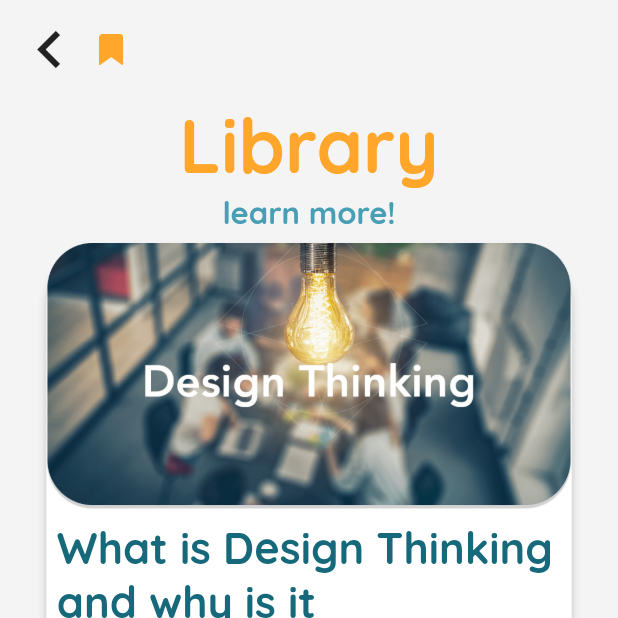
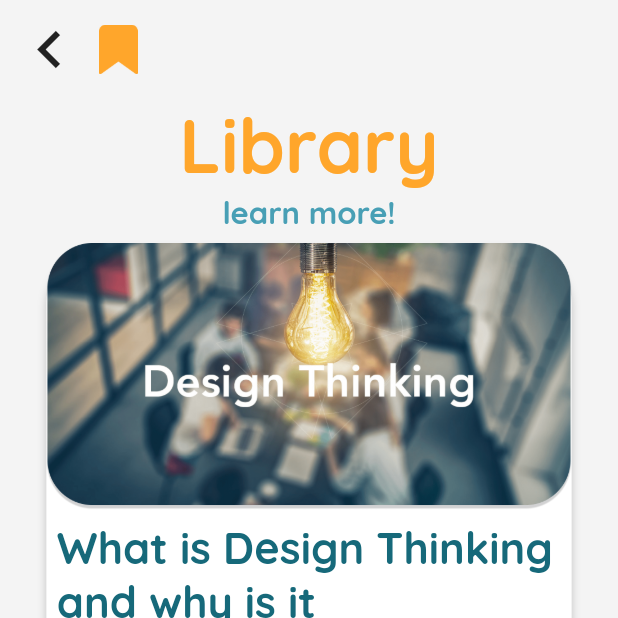
Before and after one commit to ShubhKanodia/LNF-APP, a Flutter app: the Library screen opened directly, on a phone screen of 412 x 824 dp, the top half of it. Run offline on Flutter 3.47's test engine with Material 2 defaults, Android fonts, the light colour scheme and no system bars; drawn by our look-alikes of overlay_support; our stand-ins replace carousel_slider, cloud_firestore, confetti, dots_indicator, firebase_auth, firebase_core and 6 more; missing offline and left inert: bubble_chart, davinci; accounts and stored records are empty.

Commit message:
library updated
have to implement the tabs on top for videos and tag image alignment issues

```diff
--- a/lib/main.dart
+++ b/lib/main.dart
@@ -7,7 +7,6 @@ import 'package:learnnfun/Persona.dart';
 import 'package:learnnfun/commonPages/quiz.dart';
 import 'package:learnnfun/commonPages/revise.dart';
 import 'package:learnnfun/overallPages/levels.dart';
-import 'package:learnnfun/overallPages/library.dart';
 import 'package:learnnfun/overallPages/registerInfo.dart';
 import 'package:learnnfun/tasks/5_test.dart';
 import 'package:overlay_support/overlay_support.dart';
@@ -82,7 +81,7 @@ class MyApp extends StatelessWidget {
                         accentColor: const Color(0xffffa62b),
                       ),
                       home:
-                      Library())); //TODO: Change this to whatever you want while testing, but change to Levels() before pushing
+                      Levels())); //TODO: Change this to whatever you want while testing, but change to Levels() before pushing
 
 
               //TaskCompleted(rewards: 10, task: true, trophies: 10)));
--- a/lib/overallPages/library.dart
+++ b/lib/overallPages/library.dart
@@ -26,7 +26,7 @@ class _Library extends State<Library> {
                   children: [
                     backButton(context),
                     Image.asset("assets/tagSelect.png",
-                      height: height*0.025,)
+                        height: height*0.04,),
                   ],
                 ),
                 Text(
```
